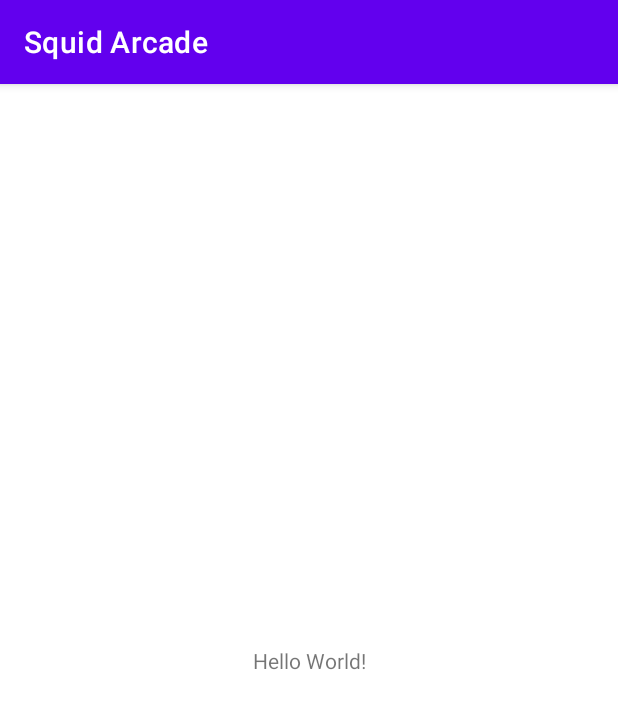
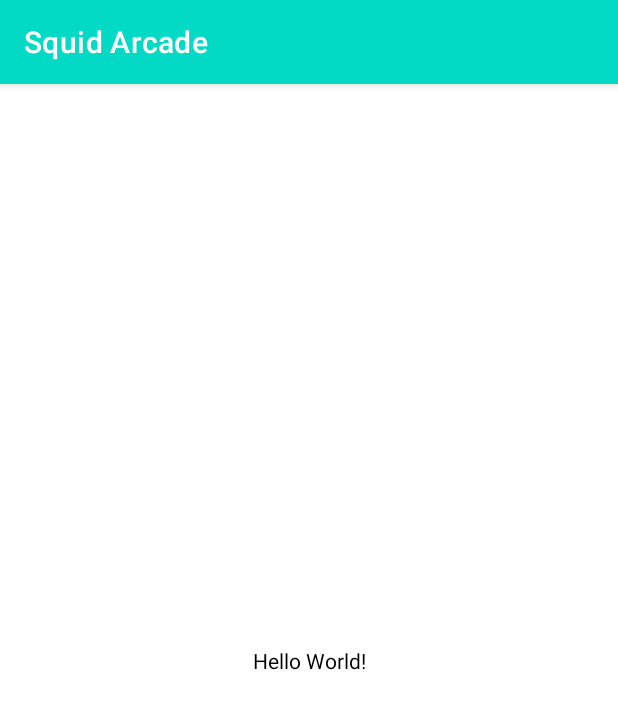
Before and after one commit to Yangjas4/Squid-Arcade, an Android app: the screen it shows after launch (MainActivity), on a phone screen of 412 x 824 dp. Shown: the top 709 px of the screen. Run offline under Robolectric (Android 15) with nearby library versions, the phone set to English and light mode, and no system bars.

Commit message:
Update themes.xml

```diff
--- a/app/src/main/res/values/themes.xml
+++ b/app/src/main/res/values/themes.xml
@@ -2,15 +2,13 @@
     <!-- Base application theme. -->
     <style name="Theme.SquidArcade" parent="Theme.MaterialComponents.DayNight.DarkActionBar">
         <!-- Primary brand color. -->
-        <item name="colorPrimary">@color/purple_500</item>
-        <item name="colorPrimaryVariant">@color/purple_700</item>
-        <item name="colorOnPrimary">@color/white</item>
-        <!-- Secondary brand color. -->
-        <item name="colorSecondary">@color/teal_200</item>
-        <item name="colorSecondaryVariant">@color/teal_700</item>
-        <item name="colorOnSecondary">@color/black</item>
+        <!-- <item name="colorPrimary">@color/purple_500</item> -->
+        <item name="colorPrimary">@color/teal_200</item>
+        <item name="colorPrimaryVariant">@color/teal_700</item>
+        <item name="colorOnPrimary">@color/black</item>
         <!-- Status bar color. -->
         <item name="android:statusBarColor" tools:targetApi="l">?attr/colorPrimaryVariant</item>
         <!-- Customize your theme here. -->
+        <item name="android:textColor">@color/black</item>
     </style>
 </resources>
```
